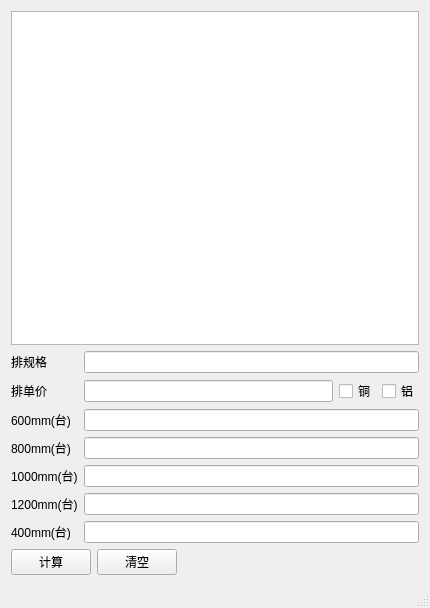
This is mainwindow.ui in mtwxs/cps as Qt 5 draws it before an edit. The edited form follows.
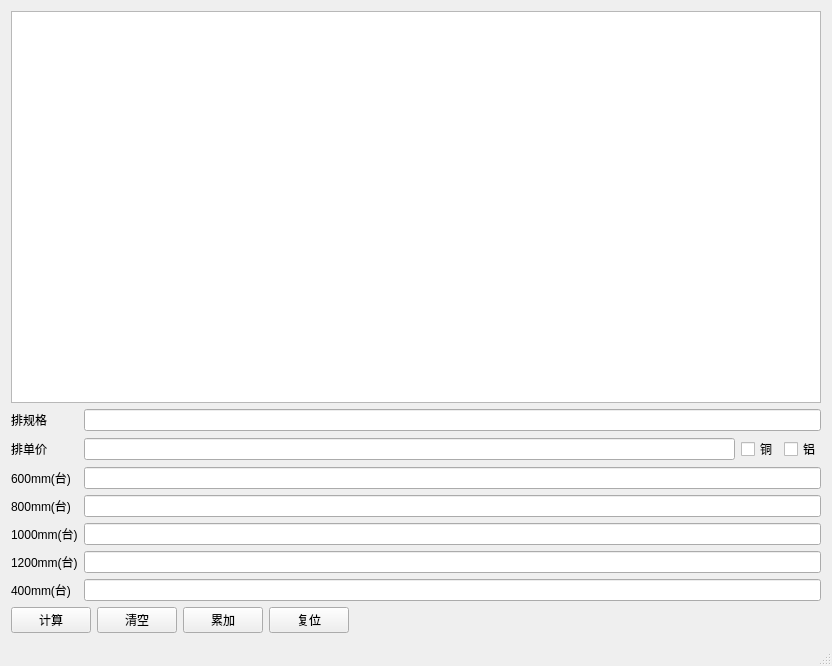
This is the edited form.

```diff
--- a/mainwindow.ui
+++ b/mainwindow.ui
@@ -6,8 +6,8 @@
    <rect>
     <x>0</x>
     <y>0</y>
-    <width>430</width>
-    <height>608</height>
+    <width>832</width>
+    <height>666</height>
    </rect>
   </property>
   <property name="windowTitle">
@@ -127,6 +127,20 @@
           </property>
          </widget>
         </item>
+        <item>
+         <widget class="QPushButton" name="pb_sumadd">
+          <property name="text">
+           <string>累加</string>
+          </property>
+         </widget>
+        </item>
+        <item>
+         <widget class="QPushButton" name="pushButton_2">
+          <property name="text">
+           <string>复位</string>
+          </property>
+         </widget>
+        </item>
         <item>
          <spacer name="horizontalSpacer">
           <property name="orientation">
```
Left out of the diff: 2 changed lines with no effect on the pictures.
